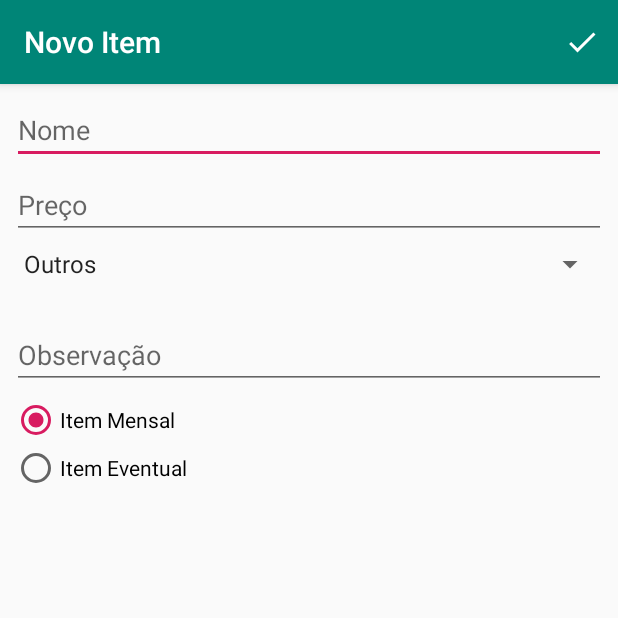
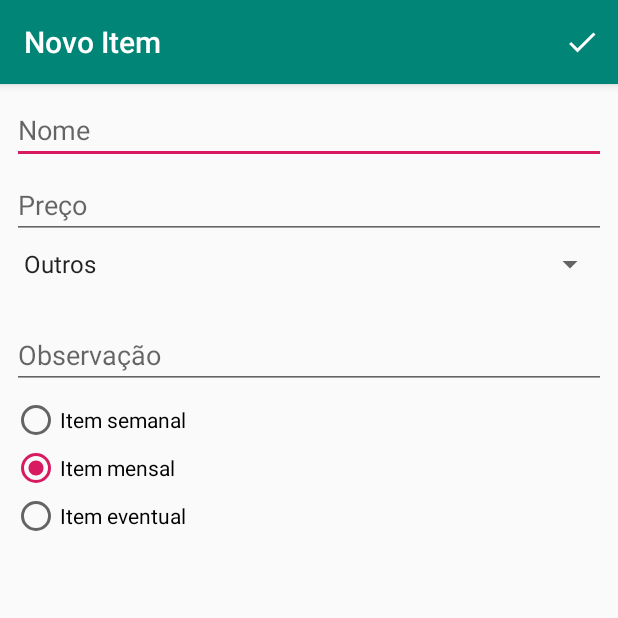
Before and after one commit to mvl-rodrigues/Compras, an Android app: the screen it shows after launch (FormularioActivity), after a tap on an icon or button, on a phone screen of 412 x 824 dp, the top half of it. Run offline under Robolectric (Android 15) with nearby library versions, the phone set to English and light mode, and no system bars.

Commit message:
Ajustes nos campos frequencia e categoria.

```diff
--- a/app/src/main/java/br/rodrigues/compras/activities/ListaItensActivity.java
+++ b/app/src/main/java/br/rodrigues/compras/activities/ListaItensActivity.java
@@ -33,8 +33,8 @@ public class ListaItensActivity extends AppCompatActivity {
         setContentView(R.layout.activity_lista_itens);
         setTitle(TITLE_APPBAR);
         getViews();
-        configuraListaDeItens();
-        ConfiguraFabAdd();
+        setupListaDeItens();
+        setupFabAdd();
         setupShortClickListener();
     }
 
@@ -84,7 +84,7 @@ public class ListaItensActivity extends AppCompatActivity {
         });
     }
 
-    private void ConfiguraFabAdd() {
+    private void setupFabAdd() {
         fab_add.setOnClickListener(new View.OnClickListener() {
             @Override
             public void onClick(View v) {
@@ -94,7 +94,7 @@ public class ListaItensActivity extends AppCompatActivity {
         });
     }
 
-    private void configuraListaDeItens() {
+    private void setupListaDeItens() {
         itens = dao.getAllItems();
         adapter = new ArrayAdapter<>(this, android.R.layout.simple_list_item_1, itens);
         listaItens.setAdapter(adapter);
--- a/app/src/main/java/br/rodrigues/compras/dao/ItemDAO.java
+++ b/app/src/main/java/br/rodrigues/compras/dao/ItemDAO.java
@@ -36,9 +36,9 @@ public class ItemDAO {
             item.setId(ponteiro.getLong(ponteiro.getColumnIndex("id")));
             item.setNome(ponteiro.getString(ponteiro.getColumnIndex("nome")));
             item.setPreco(ponteiro.getDouble(ponteiro.getColumnIndex("preco")));
-            item.setCategoria(ponteiro.getString(ponteiro.getColumnIndex("categoria")));
+            item.setCategoria(ponteiro.getInt(ponteiro.getColumnIndex("categoria")));
             item.setObservacao(ponteiro.getString(ponteiro.getColumnIndex("observacao")));
-            item.setFrequencia(ponteiro.getString(ponteiro.getColumnIndex("frequencia")));
+            item.setFrequencia(ponteiro.getInt(ponteiro.getColumnIndex("frequencia")));
             item.setComprado(Boolean.parseBoolean(ponteiro.getString(ponteiro.getColumnIndex("comprado"))));
 
             itens.add(item);
--- a/app/src/main/java/br/rodrigues/compras/repository/BancoSQLite.java
+++ b/app/src/main/java/br/rodrigues/compras/repository/BancoSQLite.java
@@ -7,7 +7,7 @@ import android.database.sqlite.SQLiteOpenHelper;
 public class BancoSQLite extends SQLiteOpenHelper {
 
     private static final String DATA_BASE = "Compras";
-    private static final int VERSION = 1;
+    private static final int VERSION = 2;
     private static final String TABLE = "Itens";
 
     public BancoSQLite(Context context) {
@@ -21,8 +21,8 @@ public class BancoSQLite extends SQLiteOpenHelper {
                 "nome TEXT NOT NULL, " +
                 "preco REAL, " +
                 "observacao TEXT, " +
-                "categoria TEXT, " +
-                "frequencia TEXT, " +
+                "categoria INTEGER, " +
+                "frequencia INTEGER, " +
                 "comprado BOOLEAN);";
         db.execSQL(sql);
     }
--- a/app/src/main/res/layout/activity_formulario.xml
+++ b/app/src/main/res/layout/activity_formulario.xml
@@ -70,6 +70,12 @@
             app:layout_constraintRight_toRightOf="parent"
             app:layout_constraintLeft_toLeftOf="parent">
             <RadioButton
+                android:id="@+id/activity_formulario_frequencia_semanal"
+                android:layout_width="wrap_content"
+                android:layout_height="wrap_content"
+                android:text="@string/activity_formulario_frequencia_semanal"
+                android:checked="true"/>
+            <RadioButton
                 android:id="@+id/activity_formulario_frequencia_mensal"
                 android:layout_width="wrap_content"
                 android:layout_height="wrap_content"
--- a/app/src/main/res/values/strings.xml
+++ b/app/src/main/res/values/strings.xml
@@ -13,8 +13,9 @@
 
     <string name="activity_formulario_nome">Nome</string>
     <string name="activity_formulario_preco">Preço</string>
-    <string name="activity_formulario_frequencia_mensal">Item Mensal</string>
-    <string name="activity_formulario_frequencia_eventual">Item Eventual</string>
+    <string name="activity_formulario_frequencia_semanal">Item semanal</string>
+    <string name="activity_formulario_frequencia_mensal">Item mensal</string>
+    <string name="activity_formulario_frequencia_eventual">Item eventual</string>
     <string name="activity_formulario_obs">Observação</string>
     <string name="activity_formulario_menu_salvar">Salvar</string>
     <string name="activity_formulario_alert_empty_name">O campo nome é obrigatório.</string>
```
Also changed, not shown: app/src/main/java/br/rodrigues/compras/activities/FormularioHelper.java (+4 -40 lines), app/src/main/java/br/rodrigues/compras/model/Item.java (+6 -6 lines).
